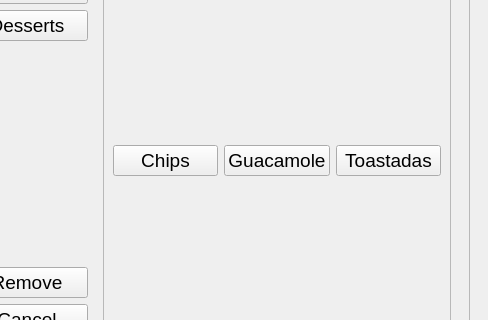
Qt form examples/fully_integrated_example/UiCore.ui (irontrack/RestaurantPOS) before a commit; both pictures show x 312 to 800 and y 178 to 498 of the 800 by 600 pixel window.
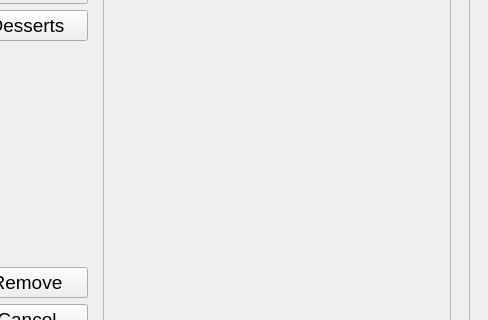
The same form after that commit. The open tabs and pages were chosen to show the change.

Commit message: begin implementation of adding widgets using json files

Diff of the .ui file:
```diff
--- a/examples/fully_integrated_example/UiCore.ui
+++ b/examples/fully_integrated_example/UiCore.ui
@@ -589,29 +589,7 @@
                  <property name="frameShadow">
                   <enum>QFrame::Raised</enum>
                  </property>
-                 <layout class="QGridLayout" name="gridLayout_6">
-                  <item row="0" column="1">
-                   <widget class="QPushButton" name="Guacamole_btn">
-                    <property name="text">
-                     <string>Guacamole</string>
-                    </property>
-                   </widget>
-                  </item>
-                  <item row="0" column="0">
-                   <widget class="QPushButton" name="Chips_btn">
-                    <property name="text">
-                     <string>Chips</string>
-                    </property>
-                   </widget>
-                  </item>
-                  <item row="0" column="2">
-                   <widget class="QPushButton" name="Toastadas_btn">
-                    <property name="text">
-                     <string>Toastadas</string>
-                    </property>
-                   </widget>
-                  </item>
-                 </layout>
+                 <layout class="QGridLayout" name="gridLayout_6"/>
                 </widget>
                </item>
               </layout>
```
Left out of the diff: 6 changed lines with no effect on the pictures. The commit also changes 2 other files.
